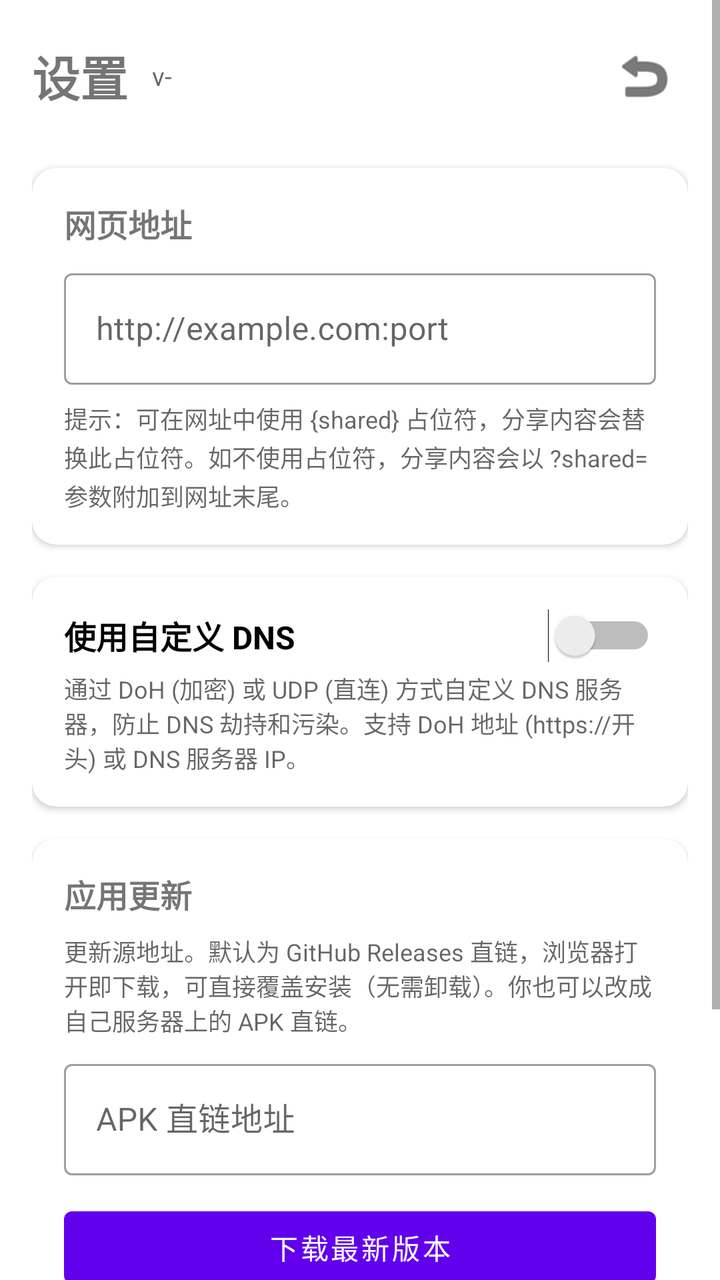
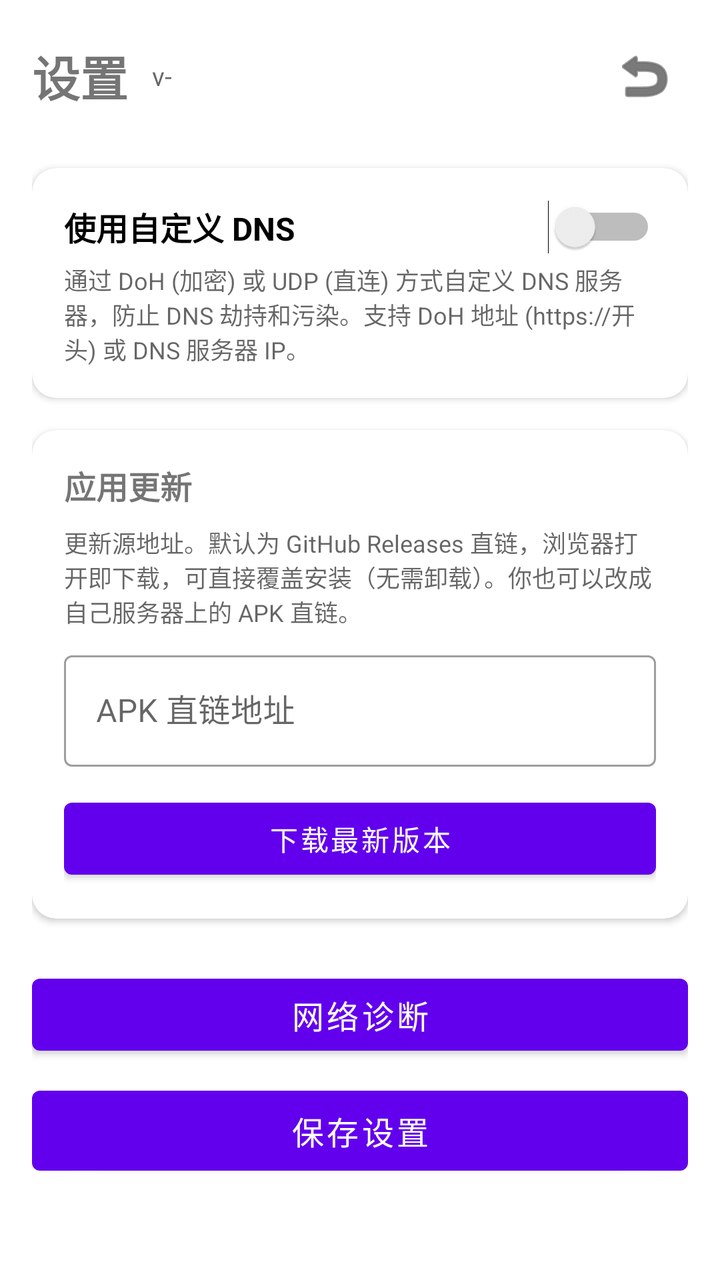

The first picture is an Android layout as it rendered before a commit; the second is the same layout after the commit. The layout source and the unified diff follow.
<!-- AndroidManifest.xml: application theme Theme.WebShareApp -->
<!-- res/layout/activity_settings.xml -->
<?xml version="1.0" encoding="utf-8"?>
<ScrollView xmlns:android="http://schemas.android.com/apk/res/android"
    xmlns:app="http://schemas.android.com/apk/res-auto"
    android:layout_width="match_parent"
    android:layout_height="match_parent"
    android:fillViewport="true">

    <LinearLayout
        android:layout_width="match_parent"
        android:layout_height="wrap_content"
        android:orientation="vertical"
        android:padding="16dp">

        <LinearLayout
            android:layout_width="match_parent"
            android:layout_height="wrap_content"
            android:orientation="horizontal"
            android:gravity="center_vertical"
            android:layout_marginBottom="24dp">

            <TextView
                android:layout_width="wrap_content"
                android:layout_height="wrap_content"
                android:text="@string/settings_title"
                android:textSize="24sp"
                android:textStyle="bold" />

            <TextView
                android:id="@+id/tvVersion"
                android:layout_width="0dp"
                android:layout_height="wrap_content"
                android:layout_weight="1"
                android:layout_marginStart="12dp"
                android:textSize="13sp"
                android:textColor="?android:attr/textColorSecondary"
                android:text="v-" />

            <ImageButton
                android:id="@+id/btnBack"
                android:layout_width="44dp"
                android:layout_height="44dp"
                android:src="@android:drawable/ic_menu_revert"
                android:background="?attr/selectableItemBackgroundBorderless"
                android:contentDescription="返回"
                android:tint="?android:attr/textColorPrimary" />

        </LinearLayout>

        
        <com.google.android.material.card.MaterialCardView
            android:layout_width="match_parent"
            android:layout_height="wrap_content"
            android:layout_marginBottom="16dp"
            app:cardCornerRadius="12dp"
            app:cardElevation="2dp">

            <LinearLayout
                android:layout_width="match_parent"
                android:layout_height="wrap_content"
                android:orientation="vertical"
                android:padding="16dp">

                <TextView
                    android:layout_width="wrap_content"
                    android:layout_height="wrap_content"
                    android:text="网页地址"
                    android:textSize="16sp"
                    android:textStyle="bold"
                    android:layout_marginBottom="8dp" />

                <com.google.android.material.textfield.TextInputLayout
                    style="@style/Widget.MaterialComponents.TextInputLayout.OutlinedBox"
                    android:layout_width="match_parent"
                    android:layout_height="wrap_content"
                    android:hint="http://example.com:port">

                    <com.google.android.material.textfield.TextInputEditText
                        android:id="@+id/etUrl"
                        android:layout_width="match_parent"
                        android:layout_height="wrap_content"
                        android:inputType="textUri"
                        android:imeOptions="actionDone" />
                </com.google.android.material.textfield.TextInputLayout>

                <TextView
                    android:layout_width="match_parent"
                    android:layout_height="wrap_content"
                    android:layout_marginTop="8dp"
                    android:text="提示：可在网址中使用 {shared} 占位符，分享内容会替换此占位符。如不使用占位符，分享内容会以 ?shared= 参数附加到网址末尾。"
                    android:textSize="12sp"
                    android:textColor="?android:attr/textColorSecondary"
                    android:lineSpacingExtra="2dp" />

            </LinearLayout>
        </com.google.android.material.card.MaterialCardView>

        
        <com.google.android.material.card.MaterialCardView
            android:layout_width="match_parent"
            android:layout_height="wrap_content"
            android:layout_marginBottom="16dp"
            app:cardCornerRadius="12dp"
            app:cardElevation="2dp">

            <LinearLayout
                android:layout_width="match_parent"
                android:layout_height="wrap_content"
                android:orientation="vertical"
                android:padding="16dp">

                <Switch
                    android:id="@+id/switchDoh"
                    android:layout_width="match_parent"
                    android:layout_height="wrap_content"
                    android:text="使用自定义 DNS"
                    android:textSize="16sp"
                    android:textStyle="bold" />

                <TextView
                    android:layout_width="match_parent"
                    android:layout_height="wrap_content"
                    android:layout_marginTop="4dp"
                    android:text="通过 DoH (加密) 或 UDP (直连) 方式自定义 DNS 服务器，防止 DNS 劫持和污染。支持 DoH 地址 (https://开头) 或 DNS 服务器 IP。"
                    android:textSize="12sp"
                    android:textColor="?android:attr/textColorSecondary" />

                <LinearLayout
                    android:id="@+id/layoutDohUrl"
                    android:layout_width="match_parent"
                    android:layout_height="wrap_content"
                    android:orientation="vertical"
                    android:layout_marginTop="16dp"
                    android:visibility="gone">

                    <com.google.android.material.textfield.TextInputLayout
                        style="@style/Widget.MaterialComponents.TextInputLayout.OutlinedBox"
                        android:layout_width="match_parent"
                        android:layout_height="wrap_content"
                        android:hint="DoH 地址 或 DNS 服务器 IP">

                        <com.google.android.material.textfield.TextInputEditText
                            android:id="@+id/etDohUrl"
                            android:layout_width="match_parent"
                            android:layout_height="wrap_content"
                            android:inputType="textUri" />
                    </com.google.android.material.textfield.TextInputLayout>

                    <TextView
                        android:layout_width="wrap_content"
                        android:layout_height="wrap_content"
                        android:layout_marginTop="12dp"
                        android:text="DoH 服务器 (加密, https:// 开头)："
                        android:textSize="12sp"
                        android:textColor="?android:attr/textColorSecondary"
                        android:textStyle="bold" />

                    <TextView
                        android:id="@+id/tvDnsPod"
                        android:layout_width="match_parent"
                        android:layout_height="wrap_content"
                        android:layout_marginTop="4dp"
                        android:text="DNSPod: https://doh.pub/dns-query"
                        android:textSize="13sp"
                        android:textColor="@color/purple_500"
                        android:padding="8dp"
                        android:clickable="true"
                        android:focusable="true"
                        android:background="?android:attr/selectableItemBackground" />

                    <TextView
                        android:id="@+id/tvCloudflareDns"
                        android:layout_width="match_parent"
                        android:layout_height="wrap_content"
                        android:text="Cloudflare: https://cloudflare-dns.com/dns-query"
                        android:textSize="13sp"
                        android:textColor="@color/purple_500"
                        android:padding="8dp"
                        android:clickable="true"
                        android:focusable="true"
                        android:background="?android:attr/selectableItemBackground" />

                    <TextView
                        android:id="@+id/tvAliDns"
                        android:layout_width="match_parent"
                        android:layout_height="wrap_content"
                        android:text="阿里 DNS: https://dns.alidns.com/dns-query"
                        android:textSize="13sp"
                        android:textColor="@color/purple_500"
                        android:padding="8dp"
                        android:clickable="true"
                        android:focusable="true"
                        android:background="?android:attr/selectableItemBackground" />

                    <TextView
                        android:id="@+id/tvGoogleDns"
                        android:layout_width="match_parent"
                        android:layout_height="wrap_content"
                        android:text="Google: https://dns.google/dns-query"
                        android:textSize="13sp"
                        android:textColor="@color/purple_500"
                        android:padding="8dp"
                        android:clickable="true"
                        android:focusable="true"
                        android:background="?android:attr/selectableItemBackground" />

                    <TextView
                        android:layout_width="wrap_content"
                        android:layout_height="wrap_content"
                        android:layout_marginTop="12dp"
                        android:text="UDP DNS 服务器 (直连, 填 IP)："
                        android:textSize="12sp"
                        android:textColor="?android:attr/textColorSecondary"
                        android:textStyle="bold" />

                    <TextView
                        android:id="@+id/tvHuaweiDns"
                        android:layout_width="match_parent"
                        android:layout_height="wrap_content"
                        android:layout_marginTop="4dp"
                        android:text="华为 DNS: 117.50.11.11"
                        android:textSize="13sp"
                        android:textColor="@color/purple_500"
                        android:padding="8dp"
                        android:clickable="true"
                        android:focusable="true"
                        android:background="?android:attr/selectableItemBackground" />

                    <TextView
                        android:id="@+id/tvDnsPodUdp"
                        android:layout_width="match_parent"
                        android:layout_height="wrap_content"
                        android:text="DNSPod: 119.29.29.29"
                        android:textSize="13sp"
                        android:textColor="@color/purple_500"
                        android:padding="8dp"
                        android:clickable="true"
                        android:focusable="true"
                        android:background="?android:attr/selectableItemBackground" />

                    <TextView
                        android:id="@+id/tvAliUdp"
                        android:layout_width="match_parent"
                        android:layout_height="wrap_content"
                        android:text="阿里 DNS: 223.5.5.5"
                        android:textSize="13sp"
                        android:textColor="@color/purple_500"
                        android:padding="8dp"
                        android:clickable="true"
                        android:focusable="true"
                        android:background="?android:attr/selectableItemBackground" />

                    <TextView
                        android:id="@+id/tvGoogleUdp"
                        android:layout_width="match_parent"
                        android:layout_height="wrap_content"
                        android:text="Google: 8.8.8.8"
                        android:textSize="13sp"
                        android:textColor="@color/purple_500"
                        android:padding="8dp"
                        android:clickable="true"
                        android:focusable="true"
                        android:background="?android:attr/selectableItemBackground" />

                </LinearLayout>

            </LinearLayout>
        </com.google.android.material.card.MaterialCardView>

        
        <com.google.android.material.card.MaterialCardView
            android:layout_width="match_parent"
            android:layout_height="wrap_content"
            android:layout_marginBottom="16dp"
            app:cardCornerRadius="12dp"
            app:cardElevation="2dp">

            <LinearLayout
                android:layout_width="match_parent"
                android:layout_height="wrap_content"
                android:orientation="vertical"
                android:padding="16dp">

                <TextView
                    android:layout_width="wrap_content"
                    android:layout_height="wrap_content"
                    android:text="应用更新"
                    android:textSize="16sp"
                    android:textStyle="bold"
                    android:layout_marginBottom="8dp" />

                <TextView
                    android:layout_width="match_parent"
                    android:layout_height="wrap_content"
                    android:text="更新源地址。默认为 GitHub Releases 直链，浏览器打开即下载，可直接覆盖安装（无需卸载）。你也可以改成自己服务器上的 APK 直链。"
                    android:textSize="12sp"
                    android:textColor="?android:attr/textColorSecondary"
                    android:layout_marginBottom="8dp" />

                <com.google.android.material.textfield.TextInputLayout
                    style="@style/Widget.MaterialComponents.TextInputLayout.OutlinedBox"
                    android:layout_width="match_parent"
                    android:layout_height="wrap_content"
                    android:hint="APK 直链地址">

                    <com.google.android.material.textfield.TextInputEditText
                        android:id="@+id/etUpdateUrl"
                        android:layout_width="match_parent"
                        android:layout_height="wrap_content"
                        android:inputType="textUri" />
                </com.google.android.material.textfield.TextInputLayout>

                <Button
                    android:id="@+id/btnUpdate"
                    android:layout_width="match_parent"
                    android:layout_height="48dp"
                    android:layout_marginTop="12dp"
                    android:text="下载最新版本"
                    android:textSize="14sp" />

            </LinearLayout>
        </com.google.android.material.card.MaterialCardView>

        <Button
            android:id="@+id/btnDiagnose"
            android:layout_width="match_parent"
            android:layout_height="48dp"
            android:text="网络诊断"
            android:layout_marginTop="8dp"
            android:textSize="16sp" />

        <Button
            android:id="@+id/btnSave"
            android:layout_width="match_parent"
            android:layout_height="52dp"
            android:text="保存设置"
            android:layout_marginTop="8dp"
            android:textSize="16sp" />

    </LinearLayout>
</ScrollView>
<!-- resources referenced by this layout -->
<resources>
  <color name="purple_500">#FF6200EE</color>
  <string name="settings_title">设置</string>
  <style name="Theme.WebShareApp" parent="Theme.MaterialComponents.Light.NoActionBar">
          <item name="colorPrimary">@color/purple_500</item>
          <item name="colorPrimaryVariant">@color/purple_700</item>
          <item name="colorOnPrimary">@color/white</item>
          <item name="colorSecondary">@color/teal_200</item>
          <item name="colorSecondaryVariant">@color/teal_700</item>
          <item name="colorOnSecondary">@color/black</item>
          <item name="android:statusBarColor">@color/purple_700</item>
      </style>
  <color name="purple_700">#FF3700B3</color>
  <color name="white">#FFFFFFFF</color>
  <color name="teal_200">#FF03DAC5</color>
  <color name="teal_700">#FF018786</color>
  <color name="black">#FF000000</color>
</resources>

<!-- the commit's change to res/layout/activity_settings.xml (unified diff, before → after) -->
@@ -60,54 +60,6 @@
                 android:orientation="vertical"
                 android:padding="16dp">
 
-                <TextView
-                    android:layout_width="wrap_content"
-                    android:layout_height="wrap_content"
-                    android:text="网页地址"
-                    android:textSize="16sp"
-                    android:textStyle="bold"
-                    android:layout_marginBottom="8dp" />
-
-                <com.google.android.material.textfield.TextInputLayout
-                    style="@style/Widget.MaterialComponents.TextInputLayout.OutlinedBox"
-                    android:layout_width="match_parent"
-                    android:layout_height="wrap_content"
-                    android:hint="http://example.com:port">
-
-                    <com.google.android.material.textfield.TextInputEditText
-                        android:id="@+id/etUrl"
-                        android:layout_width="match_parent"
-                        android:layout_height="wrap_content"
-                        android:inputType="textUri"
-                        android:imeOptions="actionDone" />
-                </com.google.android.material.textfield.TextInputLayout>
-
-                <TextView
-                    android:layout_width="match_parent"
-                    android:layout_height="wrap_content"
-                    android:layout_marginTop="8dp"
-                    android:text="提示：可在网址中使用 {shared} 占位符，分享内容会替换此占位符。如不使用占位符，分享内容会以 ?shared= 参数附加到网址末尾。"
-                    android:textSize="12sp"
-                    android:textColor="?android:attr/textColorSecondary"
-                    android:lineSpacingExtra="2dp" />
-
-            </LinearLayout>
-        </com.google.android.material.card.MaterialCardView>
-
-        
-        <com.google.android.material.card.MaterialCardView
-            android:layout_width="match_parent"
-            android:layout_height="wrap_content"
-            android:layout_marginBottom="16dp"
-            app:cardCornerRadius="12dp"
-            app:cardElevation="2dp">
-
-            <LinearLayout
-                android:layout_width="match_parent"
-                android:layout_height="wrap_content"
-                android:orientation="vertical"
-                android:padding="16dp">
-
                 <Switch
                     android:id="@+id/switchDoh"
                     android:layout_width="match_parent"
